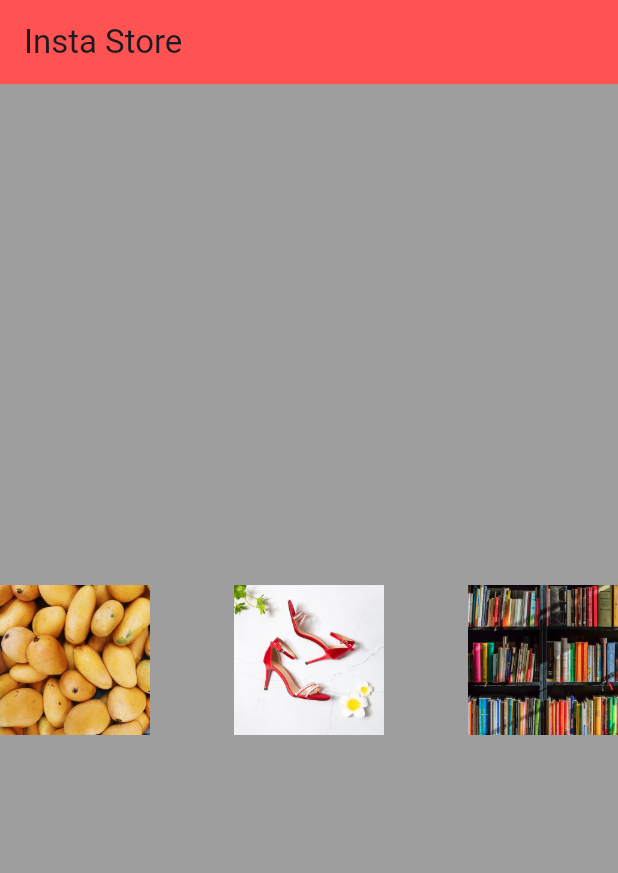
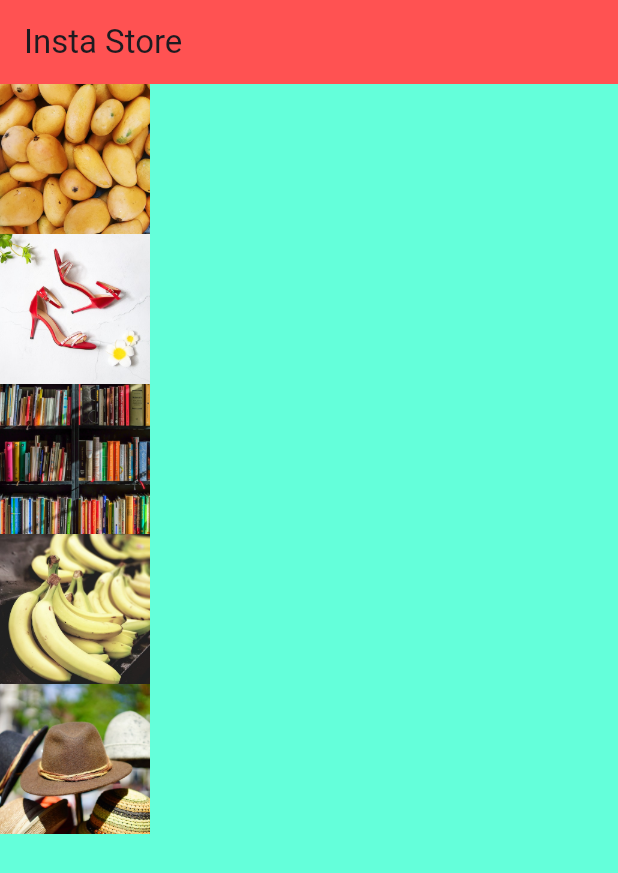
Before and after one commit to Dhannesh/flutter-app9, a Flutter app: the screen it shows after launch, on a phone screen of 412 x 824 dp. Shown: the top 873 px of the screen. Run offline on Flutter 3.47's test engine with Material 3 defaults, Android fonts, the phone set to English and light mode, and no system bars.

Commit message:
default alignment accorind to column

```diff
--- a/lib/main.dart
+++ b/lib/main.dart
@@ -31,14 +31,9 @@ class RowOrColumn extends StatelessWidget {
   @override
   Widget build(BuildContext context) {
     return Container(
-      width: MediaQuery.of(context).size.width,
-      height: MediaQuery.of(context).size.height,
-      color:Colors.grey,
-      child: Row(
-        // mainAxisAlignment: MainAxisAlignment.spaceEvenly,
-        mainAxisAlignment: MainAxisAlignment.spaceBetween,
-          crossAxisAlignment: CrossAxisAlignment.center,
-          // textDirection: TextDirection.ltr,
+
+      child: Column(
+
           children: [
             Image.asset('images/mangoes.jpg',
             height:100,
@@ -49,12 +44,12 @@ class RowOrColumn extends StatelessWidget {
             Image.asset('images/books.jpg',
             height:100,
                 width: 100,),
-            // Image.asset('images/bananas.jpg',
-            //   height:100,
-            //   width: 100,),
-            // Image.asset('images/hats.jpeg',
-            //   height:100,
-            //   width: 100,)
+            Image.asset('images/bananas.jpg',
+              height:100,
+              width: 100,),
+            Image.asset('images/hats.jpeg',
+              height:100,
+              width: 100,)
           ]
         ),
     );
```
